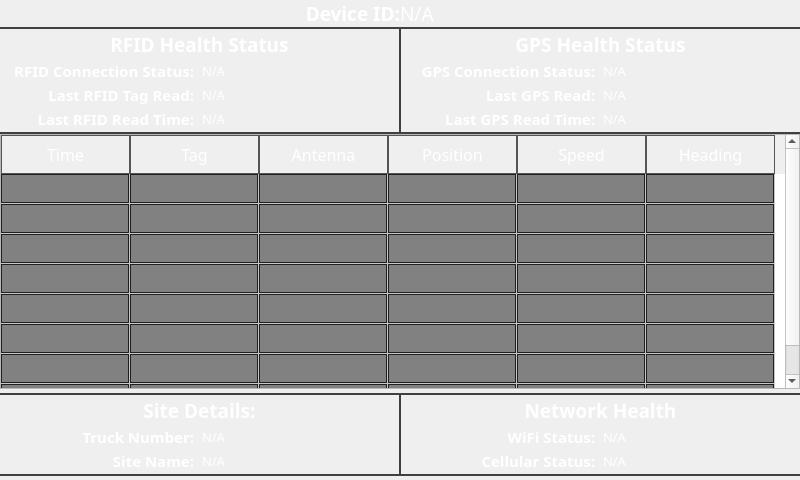
Old version of the form ui/screens/overview.ui in the repository samissa730/NexusRFIDReader_Git.
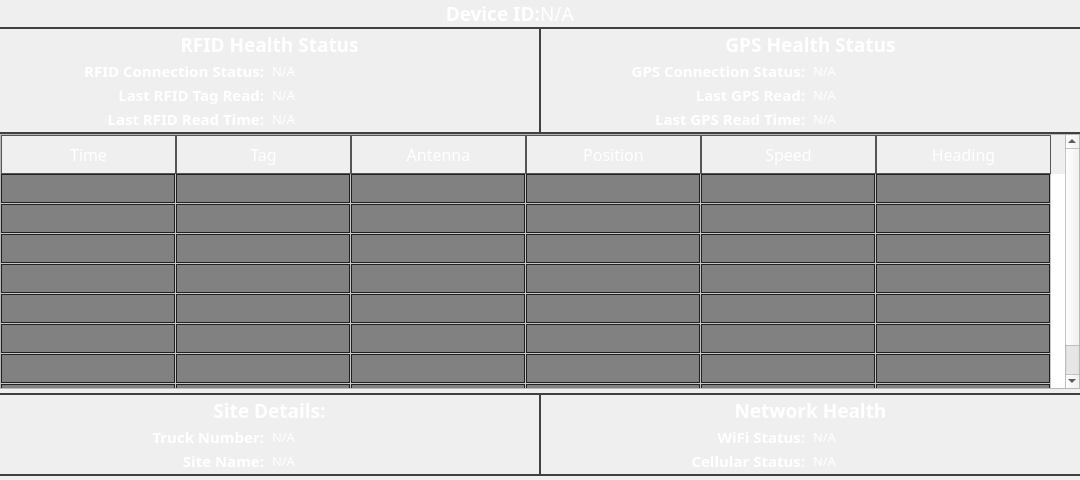
New version of the form.

Commit message: Change the UI for GPS data show

```diff
--- a/ui/screens/overview.ui
+++ b/ui/screens/overview.ui
@@ -6,7 +6,7 @@
    <rect>
     <x>0</x>
     <y>0</y>
-    <width>800</width>
+    <width>1080</width>
     <height>480</height>
    </rect>
   </property>
@@ -613,10 +613,10 @@
         <bool>true</bool>
        </attribute>
        <attribute name="horizontalHeaderMinimumSectionSize">
-        <number>110</number>
+        <number>175</number>
        </attribute>
        <attribute name="horizontalHeaderDefaultSectionSize">
-        <number>129</number>
+        <number>175</number>
        </attribute>
        <attribute name="horizontalHeaderHighlightSections">
         <bool>true</bool>
```
The commit also changes 4 other files.
